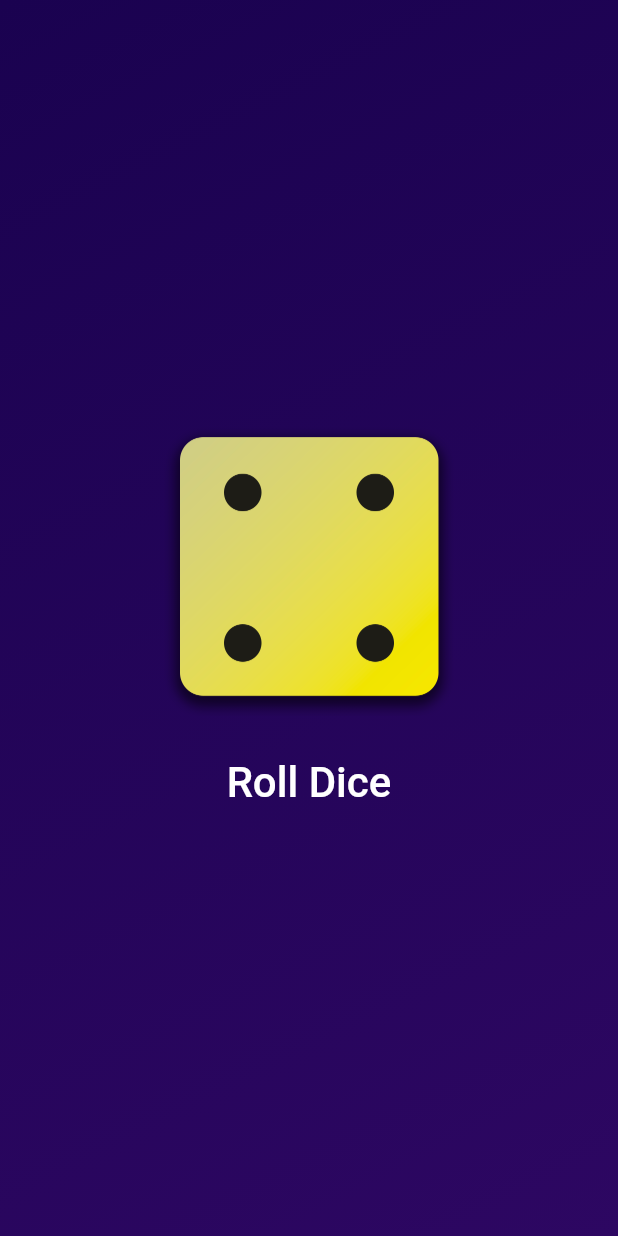
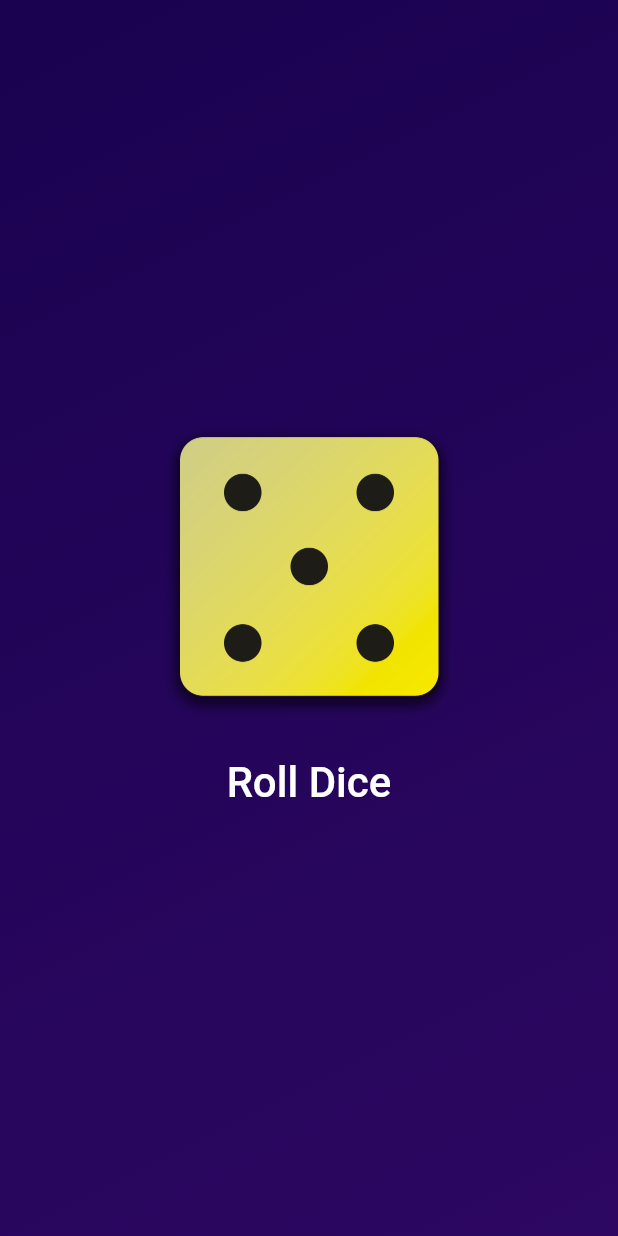
Before and after one commit to jeowsome/dice_app, a Flutter app: the screen it shows after launch, after a tap on "Roll Dice", on a phone screen of 412 x 824 dp. Run offline on Flutter 3.47's test engine with Material 2 defaults, Android fonts, the phone set to English and light mode, and no system bars.

```diff
--- a/lib/dice_roller.dart
+++ b/lib/dice_roller.dart
@@ -1,5 +1,10 @@
 import 'package:flutter/material.dart';
 import 'package:dice_app/styled_text.dart';
+import 'dart:math';
+
+// created once
+// global final variable
+final randomizer = Random();
 
 // when dealing with StatefulWidgets you will work with 2 classes
 // Manage in a special way by flutter
@@ -18,13 +23,13 @@ class DiceRoller extends StatefulWidget {
 // state class - can change
 // used internally
 class _DiceRollerState extends State<DiceRoller> {
-  var activeDiceImage = 'assets/images/dice-1.png';
+  var currentDiceRoll = 2;
 
   void rollDice() {
     // available only inside State classes
     // reexecutes build function of State class
     setState(() {
-      activeDiceImage = 'assets/images/dice-4.png';
+      currentDiceRoll = randomizer.nextInt(6) + 1;
     });
   }
 
@@ -34,7 +39,7 @@ class _DiceRollerState extends State<DiceRoller> {
       mainAxisSize: MainAxisSize.min,
       children: [
         Image.asset(
-          activeDiceImage,
+          'assets/images/dice-$currentDiceRoll.png',
           width: 200,
         ),
         const SizedBox(
```
